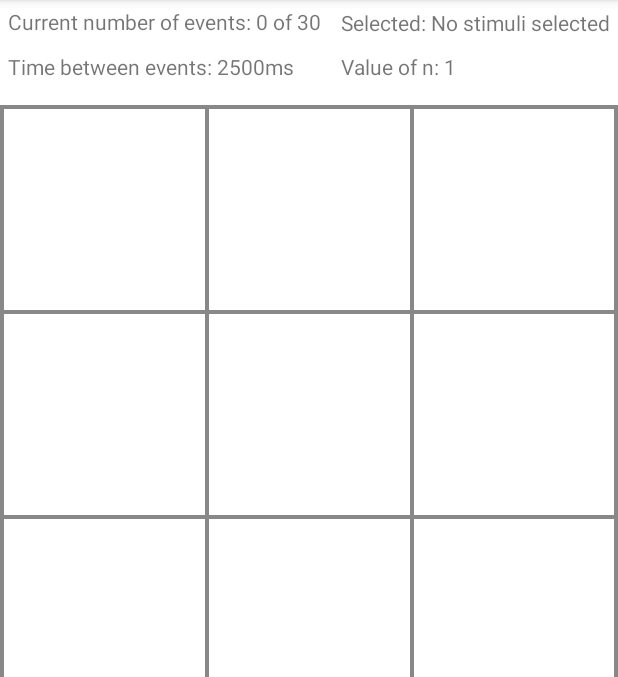
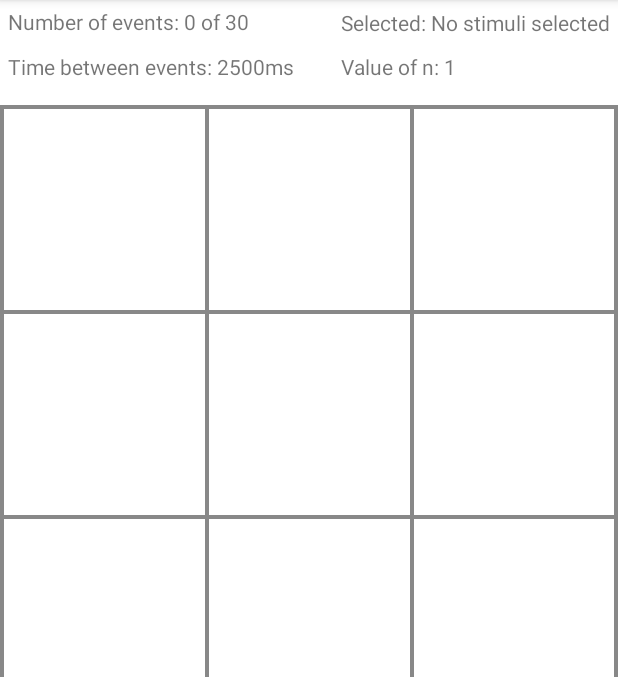
Before and after one commit to Contagious97/Single-N-Back, an Android app: the screen it shows after launch (MainActivity), on a phone screen of 412 x 824 dp, the part 84-761 px from its top. Run offline under Robolectric (Android 15) with nearby library versions, the phone set to English and light mode, and no system bars.

Commit message:
ui, savedInstances and button settings fixed

```diff
--- a/app/src/main/java/se/kth/mohosm/ttt/MainActivity.java
+++ b/app/src/main/java/se/kth/mohosm/ttt/MainActivity.java
@@ -76,7 +76,7 @@ public class MainActivity extends AppCompatActivity {
         GameSettings.setTimeBetweenEvents(2500);
         GameSettings.setValueOfN(1);
 
-        currentEventsCounterTV.setText("Current number of events: " + "0 of " + GameSettings.getNrOfEvents());
+        currentEventsCounterTV.setText("Number of events: " + "0 of " + GameSettings.getNrOfEvents());
         valueOfNTV.setText("Value of n: " + GameSettings.getValueOfN());
         selectedStimuliTV.setText("Selected: No stimuli selected");
         timeBetweenEventsTV.setText("Time between events: " + GameSettings.getTimeBetweenEvents() + "ms");
@@ -193,6 +193,10 @@ public class MainActivity extends AppCompatActivity {
     @Override
     protected void onResume() {
         super.onResume();
+        currentEventsCounterTV.setText("Number of events: " + "0 of " + GameSettings.getNrOfEvents());
+        valueOfNTV.setText("Value of n: " + GameSettings.getValueOfN());
+        selectedStimuliTV.setText("Selected: No stimuli selected");
+        timeBetweenEventsTV.setText("Time between events: " + GameSettings.getTimeBetweenEvents() + "ms");
         textToSpeechUtil.initialize(getApplicationContext());
     }
 
@@ -281,11 +285,4 @@ public class MainActivity extends AppCompatActivity {
         }
         return imgViews;
     }
-
-    @Override
-    public void onWindowFocusChanged(boolean hasFocus) {
-        // to prevent the staus bar from reappearing in landscape mode when,
-        // for example, a dialog is shown
-        if (hasFocus) UiUtils.setStatusBarHiddenInLandscapeMode(this);
-    }
 }
--- a/app/src/main/java/se/kth/mohosm/ttt/SettingsActivity.java
+++ b/app/src/main/java/se/kth/mohosm/ttt/SettingsActivity.java
@@ -4,6 +4,7 @@ import android.content.Context;
 import android.content.Intent;
 import android.content.SharedPreferences;
 import android.os.Bundle;
+import android.util.Log;
 import android.view.View;
 import android.widget.ArrayAdapter;
 import android.widget.SeekBar;
@@ -19,6 +20,9 @@ import androidx.preference.SeekBarPreference;
 
 public class SettingsActivity extends AppCompatActivity {
 
+    private static final String LOG_TAG =
+            SettingsActivity.class.getSimpleName();
+
     @Override
     protected void onCreate(Bundle savedInstanceState) {
         super.onCreate(savedInstanceState);
@@ -28,4 +32,6 @@ public class SettingsActivity extends AppCompatActivity {
                 .commit();
                 setContentView(R.layout.settings_activity);
     }
+
+
 }
--- a/app/src/main/java/se/kth/mohosm/ttt/SettingsFragment.java
+++ b/app/src/main/java/se/kth/mohosm/ttt/SettingsFragment.java
@@ -51,13 +51,11 @@ public class SettingsFragment extends PreferenceFragmentCompat {
         ListPreference listEventRounds = findPreference("list");
         listEventRounds.setEntries(new String[]{"10", "20", "30", "40"});
         listEventRounds.setEntryValues(new String[]{"10", "20", "30", "40"});
-        listEventRounds.setDefaultValue("10");
 
         DropDownPreference dropdownNValue = findPreference("dropdown");
         dropdownNValue.setEntries(new String[]{"1", "2", "3", "4", "5", "6", "7", "8", "9", "10"});
         dropdownNValue.setEntryValues(new String[]{"1", "2", "3", "4", "5", "6", "7", "8", "9", "10"});
         dropdownNValue.setDefaultValue("1");
-
 
 
         dropdownNValue.setOnPreferenceChangeListener((preference, newValue) -> {
@@ -82,18 +80,32 @@ public class SettingsFragment extends PreferenceFragmentCompat {
         });
 
         audioSwitch.setOnPreferenceClickListener(preference -> {
-            audioSwitch.setChecked(audioSwitch.isChecked());
 
-            GameSettings.setAudioStimuli(audioSwitch.isChecked());
-            Log.d(LOG_TAG, String.valueOf(GameSettings.isAudioStimuli()));
+            if (patternSwitch.isEnabled()) {
+                patternSwitch.setEnabled(false);
+                audioSwitch.setEnabled(true);
+
+            } else {
+                patternSwitch.setEnabled(true);
+                audioSwitch.setChecked(audioSwitch.isChecked());
+                GameSettings.setAudioStimuli(audioSwitch.isChecked());
+                Log.d(LOG_TAG, String.valueOf(GameSettings.isAudioStimuli()));
+            }
             return true;
         });
 
         patternSwitch.setOnPreferenceClickListener(preference -> {
-            patternSwitch.setChecked(patternSwitch.isChecked());
 
-            GameSettings.setPatternStimuli(patternSwitch.isChecked());
-            Log.d(LOG_TAG, String.valueOf(GameSettings.isPatternStimuli()));
+            if (audioSwitch.isEnabled()) {
+                audioSwitch.setEnabled(false);
+                patternSwitch.setChecked(true);
+
+            } else {
+                audioSwitch.setEnabled(true);
+                patternSwitch.setChecked(patternSwitch.isChecked());
+                GameSettings.setPatternStimuli(patternSwitch.isChecked());
+                Log.d(LOG_TAG, String.valueOf(GameSettings.isPatternStimuli()));
+            }
             return true;
         });
     }
--- a/app/src/main/res/layout-land/activity_main.xml
+++ b/app/src/main/res/layout-land/activity_main.xml
@@ -10,14 +10,14 @@
 
     <se.kth.mohosm.ttt.view.SquareLayout
         android:id="@+id/squareLayout"
-        android:layout_width="fill_parent"
-        android:layout_height="wrap_content"
-        android:layout_marginTop="70dp"
+        android:layout_width="433dp"
+        android:layout_height="401dp"
+        android:layout_marginEnd="10dp"
         android:background="@drawable/layout_border_bkg"
         android:orientation="vertical"
         android:padding="1dp"
+        app:layout_constraintBottom_toBottomOf="parent"
         app:layout_constraintEnd_toEndOf="parent"
-        app:layout_constraintStart_toStartOf="parent"
         app:layout_constraintTop_toTopOf="parent">
 
         <LinearLayout
@@ -133,39 +133,39 @@
         android:id="@+id/position_match_btn"
         android:layout_width="140dp"
         android:layout_height="wrap_content"
-        android:layout_marginStart="16dp"
+        android:layout_marginStart="32dp"
+        android:layout_marginEnd="46dp"
+        android:layout_marginBottom="108dp"
         android:background="@drawable/rounded_blue_bkg"
         android:text="Position Match"
         android:textColor="@color/white"
         app:layout_constraintBottom_toBottomOf="parent"
-        app:layout_constraintStart_toStartOf="parent"
-        app:layout_constraintTop_toBottomOf="@+id/squareLayout"
-        app:layout_constraintVertical_bias="0.257" />
+        app:layout_constraintEnd_toStartOf="@+id/squareLayout"
+        app:layout_constraintStart_toEndOf="@+id/start_btn" />
 
     <androidx.appcompat.widget.AppCompatButton
         android:id="@+id/restart_btn"
         android:layout_width="wrap_content"
         android:layout_height="wrap_content"
+        android:layout_marginStart="24dp"
+        android:layout_marginTop="44dp"
         android:background="@drawable/rounded_blue_bkg"
         android:text="Restart"
         android:textColor="@color/white"
-        app:layout_constraintBottom_toBottomOf="parent"
-        app:layout_constraintEnd_toEndOf="parent"
-        app:layout_constraintHorizontal_bias="0.498"
         app:layout_constraintStart_toStartOf="parent"
-        app:layout_constraintTop_toBottomOf="@+id/squareLayout"
-        app:layout_constraintVertical_bias="0.514" />
+        app:layout_constraintTop_toBottomOf="@+id/value_of_n" />
 
     <androidx.appcompat.widget.AppCompatButton
         android:id="@+id/start_btn"
         android:layout_width="wrap_content"
         android:layout_height="wrap_content"
-        android:layout_marginTop="20dp"
+        android:layout_marginStart="24dp"
+        android:layout_marginTop="44dp"
+        android:layout_marginBottom="109dp"
         android:background="@drawable/rounded_blue_bkg"
         android:text="Start"
         android:textColor="@color/white"
-        app:layout_constraintEnd_toEndOf="parent"
-        app:layout_constraintHorizontal_bias="0.498"
+        app:layout_constraintBottom_toBottomOf="parent"
         app:layout_constraintStart_toStartOf="parent"
         app:layout_constraintTop_toBottomOf="@+id/restart_btn" />
 
@@ -173,14 +173,17 @@
         android:id="@+id/audio_match_btn"
         android:layout_width="140dp"
         android:layout_height="wrap_content"
-        android:layout_marginEnd="16dp"
+        android:layout_marginStart="35dp"
+        android:layout_marginTop="133dp"
+        android:layout_marginEnd="43dp"
+        android:layout_marginBottom="45dp"
         android:background="@drawable/rounded_blue_bkg"
         android:text="Audio Match"
         android:textColor="@color/white"
-        app:layout_constraintBottom_toBottomOf="parent"
-        app:layout_constraintEnd_toEndOf="parent"
-        app:layout_constraintTop_toBottomOf="@+id/squareLayout"
-        app:layout_constraintVertical_bias="0.257" />
+        app:layout_constraintBottom_toTopOf="@+id/position_match_btn"
+        app:layout_constraintEnd_toStartOf="@+id/squareLayout"
+        app:layout_constraintStart_toEndOf="@+id/restart_btn"
+        app:layout_constraintTop_toBottomOf="@+id/curr_nr_events_text" />
 
     <TextView
         android:id="@+id/curr_nr_events_text"
@@ -197,10 +200,8 @@
         android:id="@+id/time_events_text"
         android:layout_width="wrap_content"
         android:layout_height="wrap_content"
-        android:layout_marginBottom="12dp"
         android:padding="5dp"
         android:text="Time between events:"
-        app:layout_constraintBottom_toTopOf="@+id/squareLayout"
         app:layout_constraintStart_toStartOf="parent"
         app:layout_constraintTop_toBottomOf="@+id/curr_nr_events_text" />
 
@@ -210,18 +211,16 @@
         android:layout_height="wrap_content"
         android:padding="5dp"
         android:text="Selected stimuli:"
-        app:layout_constraintEnd_toEndOf="parent"
-        app:layout_constraintTop_toTopOf="parent" />
+        app:layout_constraintStart_toStartOf="parent"
+        app:layout_constraintTop_toBottomOf="@+id/time_events_text" />
 
     <TextView
         android:id="@+id/value_of_n"
         android:layout_width="wrap_content"
         android:layout_height="wrap_content"
-        android:layout_marginBottom="12dp"
         android:padding="5dp"
         android:text="Value of n:"
-        app:layout_constraintBottom_toTopOf="@+id/squareLayout"
-        app:layout_constraintStart_toStartOf="@+id/sel_stimuli_text"
+        app:layout_constraintStart_toStartOf="parent"
         app:layout_constraintTop_toBottomOf="@+id/sel_stimuli_text" />
 
 
--- a/app/src/main/res/xml/preferences.xml
+++ b/app/src/main/res/xml/preferences.xml
@@ -21,12 +21,14 @@
         android:title="Time between events" />
 
     <ListPreference
+        android:defaultValue="20"
         android:summary="Choose the amount of events in a round"
         android:title="Events per round"
         app:key="list"
         app:useSimpleSummaryProvider="true" />
 
     <DropDownPreference
+        android:defaultValue="1"
         android:summary="Choose the value of n"
         android:title="Value of n"
         app:key="dropdown"
```
